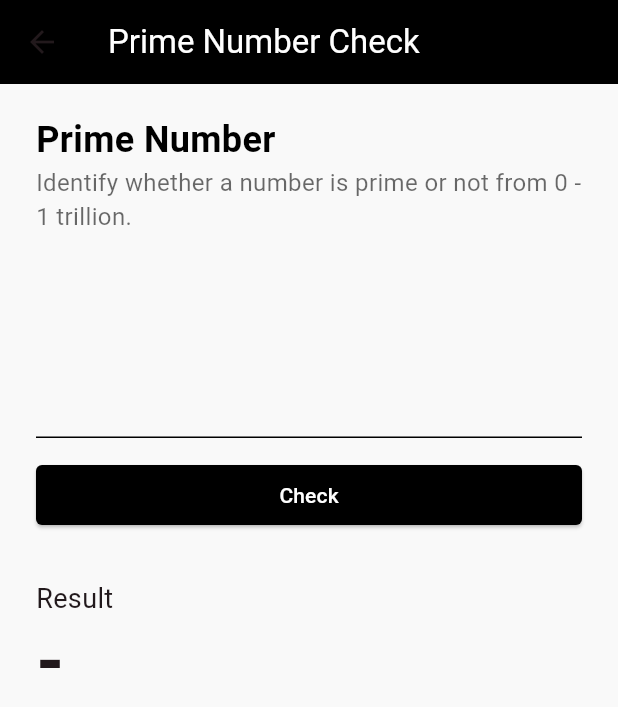
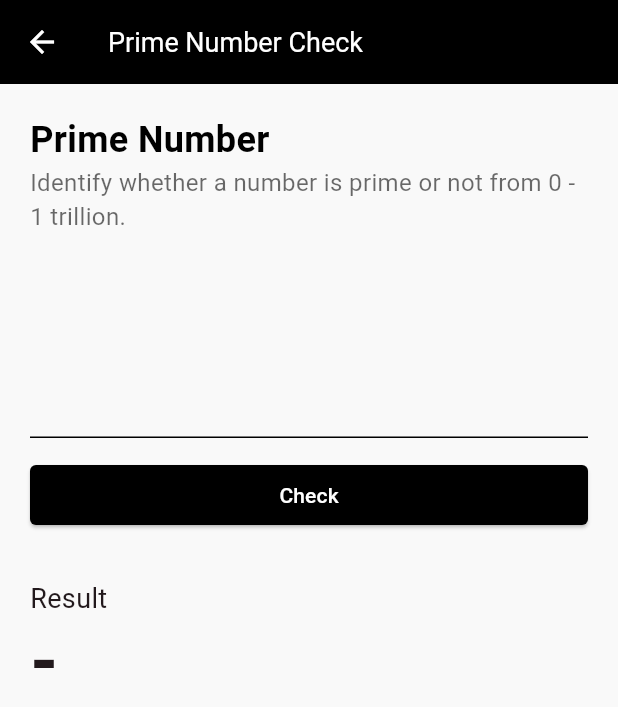
Before and after one commit to plirapli/tpm-tugas-4, a Flutter app: the PrimePage screen opened directly, on a phone screen of 412 x 824 dp. Shown: the top 707 px of the screen. Run offline on Flutter 3.47's test engine with Material 3 defaults, Android fonts, the phone set to English and light mode, and no system bars; our stand-ins replace get_storage; accounts and stored records are empty; statements that could not run were skipped.

Commit message:
fix appbar

```diff
--- a/lib/view/main_menu/prime.dart
+++ b/lib/view/main_menu/prime.dart
@@ -21,13 +21,14 @@ class _PrimePageState extends State<PrimePage> {
         appBar: AppBar(
           title: const Text(
             "Prime Number Check",
-            style: TextStyle(color: Colors.white),
+            style: TextStyle(color: Colors.white, fontSize: 18),
           ),
+          iconTheme: const IconThemeData(color: Colors.white),
           backgroundColor: Colors.black,
         ),
         body: Container(
           height: MediaQuery.of(context).size.height,
-          padding: const EdgeInsets.symmetric(horizontal: 24),
+          padding: const EdgeInsets.symmetric(horizontal: 20),
           color: const Color.fromARGB(255, 249, 249, 249),
           child: ListView(scrollDirection: Axis.vertical, children: [
             const SizedBox(height: 20),
```
Also changed, not shown: lib/view/main_menu/about_me.dart (+2 -23 lines).
